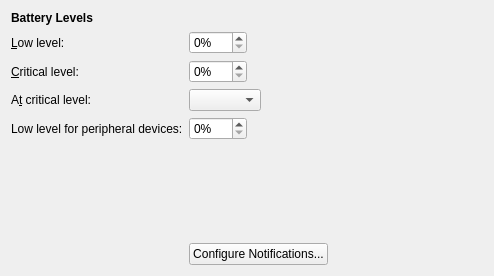
Before: the Qt Designer form kcmodule/global/generalPage.ui in KDE/powerdevil, drawn with Qt 5.
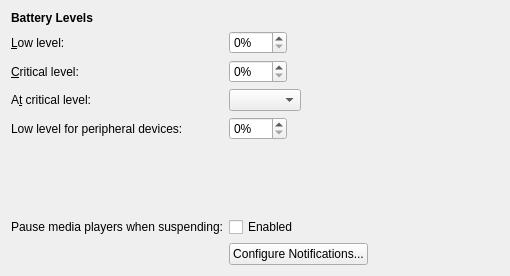
After: the same form once the commit is applied. Custom widgets are drawn as their Qt base class.

Commit message:
Pause media players on suspend
When suspending the machine pause any media players to avoid embarrassing situation where the machine
wakes up with loud music blaring out of its speakers.

Patch:
```diff
--- a/kcmodule/global/generalPage.ui
+++ b/kcmodule/global/generalPage.ui
@@ -6,7 +6,7 @@
    <rect>
     <x>0</x>
     <y>0</y>
-    <width>494</width>
+    <width>510</width>
     <height>276</height>
    </rect>
   </property>
@@ -113,7 +113,7 @@
        </property>
       </widget>
      </item>
-     <item row="5" column="0">
+     <item row="6" column="0">
       <spacer name="verticalSpacer_2">
        <property name="orientation">
         <enum>Qt::Vertical</enum>
@@ -126,7 +126,7 @@
        </property>
       </spacer>
      </item>
-     <item row="6" column="1">
+     <item row="9" column="1">
       <widget class="QPushButton" name="notificationsButton">
        <property name="sizePolicy">
         <sizepolicy hsizetype="Minimum" vsizetype="Maximum">
@@ -162,6 +162,20 @@
        </property>
       </widget>
      </item>
+     <item row="8" column="1">
+      <widget class="QCheckBox" name="pausePlayersCheckBox">
+       <property name="text">
+        <string>Enabled</string>
+       </property>
+      </widget>
+     </item>
+     <item row="8" column="0">
+      <widget class="QLabel" name="pausePlayersLabel">
+       <property name="text">
+        <string>Pause media players when suspending:</string>
+       </property>
+      </widget>
+     </item>
     </layout>
    </item>
    <item>
```
The commit also changes 4 other files.
